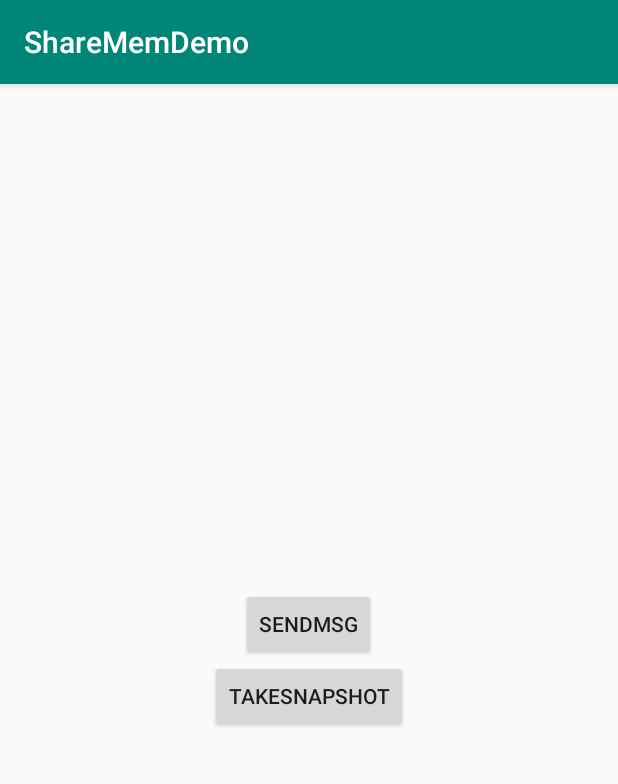
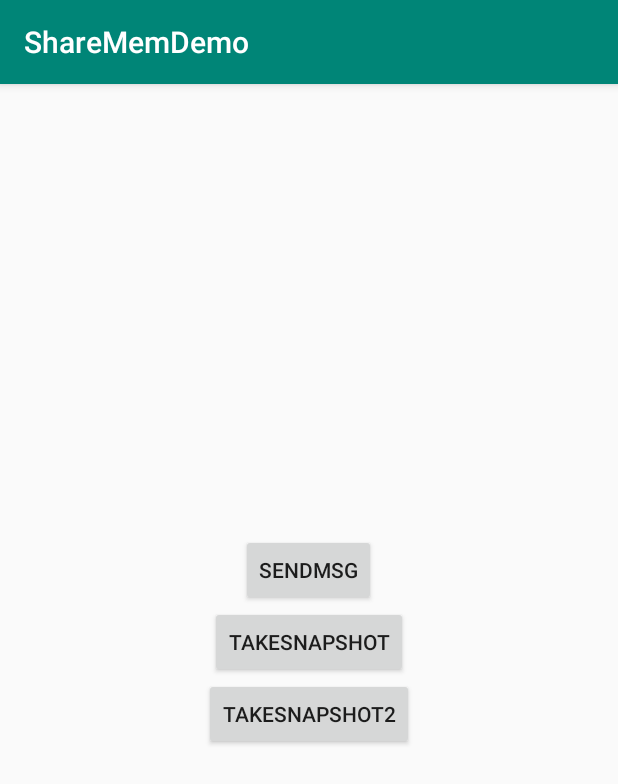
Before and after one commit to yifei8/ShareMemDemo, an Android app: the screen it shows after launch (MainActivity), on a phone screen of 412 x 824 dp. Shown: the top 784 px of the screen. Run offline under Robolectric (Android 15) with nearby library versions, the phone set to English and light mode, and no system bars; 1 statement that could not run was skipped.

```diff
--- a/app/src/main/java/com/vivo/hybrid/game/sharememdemo/MainActivity.java
+++ b/app/src/main/java/com/vivo/hybrid/game/sharememdemo/MainActivity.java
@@ -25,11 +25,9 @@ public class MainActivity extends AppCompatActivity implements View.OnClickListe
         super.onCreate(savedInstanceState);
         setContentView(R.layout.activity_main);
         iv = findViewById(R.id.iv);
-        Button btn_bind = findViewById(R.id.btn_send_msg);
-        Button btn_unbind = findViewById(R.id.btn_take_snapshot);
-        btn_bind.setOnClickListener(this);
-        btn_unbind.setOnClickListener(this);
-
+        findViewById(R.id.btn_send_msg).setOnClickListener(this);
+        findViewById(R.id.btn_take_snapshot).setOnClickListener(this);
+        findViewById(R.id.btn_take_snapshot2).setOnClickListener(this);
         client = MemFetchClient.getInstance();
 
         bind();
@@ -48,6 +46,17 @@ public class MainActivity extends AppCompatActivity implements View.OnClickListe
             client.sendTestMessageForCallback();
         } else if (id == R.id.btn_take_snapshot) {
             client.takeSnapshot(new MemFetchClient.OnTakeSnapshotCb() {
+                @Override
+                public void callback(Bitmap bitmap) {
+                    if (bitmap != null) {
+                        iv.setImageBitmap(bitmap);
+                    } else {
+                        Toast.makeText(MainActivity.this, "bitmap is null", Toast.LENGTH_LONG).show();
+                    }
+                }
+            });
+        } else if (id == R.id.btn_take_snapshot2) {
+            client.takeSnapshot2(new MemFetchClient.OnTakeSnapshotCb() {
                 @Override
                 public void callback(Bitmap bitmap) {
                     if (bitmap != null) {
--- a/app/src/main/java/com/vivo/hybrid/game/sharememdemo/utils/BitmapUtil.java
+++ b/app/src/main/java/com/vivo/hybrid/game/sharememdemo/utils/BitmapUtil.java
@@ -28,7 +28,7 @@ public class BitmapUtil {
         return baos.toByteArray();
     }
 
-    public static Bitmap Bytes2Bimap(byte[] b) {
+    public static Bitmap Bytes2Bitmap(byte[] b) {
         if (b.length != 0) {
             return BitmapFactory.decodeByteArray(b, 0, b.length);
         } else {
--- a/app/src/main/res/layout/activity_main.xml
+++ b/app/src/main/res/layout/activity_main.xml
@@ -3,14 +3,15 @@
     xmlns:tools="http://schemas.android.com/tools"
     android:layout_width="match_parent"
     android:layout_height="match_parent"
-    android:gravity="center"
+    android:gravity="center_horizontal"
     android:orientation="vertical"
     tools:context=".MainActivity">
 
     <ImageView
         android:id="@+id/iv"
-        android:layout_width="wrap_content"
-        android:layout_height="wrap_content"/>
+        android:layout_width="match_parent"
+        android:layout_height="300dp"
+        android:scaleType="centerCrop"/>
 
     <Button
         android:id="@+id/btn_send_msg"
@@ -23,5 +24,10 @@
         android:layout_width="wrap_content"
         android:layout_height="wrap_content"
         android:text="takesnapshot" />
+    <Button
+        android:id="@+id/btn_take_snapshot2"
+        android:layout_width="wrap_content"
+        android:layout_height="wrap_content"
+        android:text="takesnapshot2" />
 
 </LinearLayout>
```
Also changed, not shown: app/build.gradle (+4 -3 lines), app/src/main/java/com/vivo/hybrid/game/sharememdemo/client/MemFetchClient.java (+19 -6 lines), app/src/main/java/com/vivo/hybrid/game/sharememdemo/remote/MemFetchService.java (+9 -2 lines), app/src/main/java/com/vivo/hybrid/game/sharememdemo/remote/MemFetchStub.java (+3 -5 lines), app/src/main/java/com/vivo/hybrid/game/sharememdemo/utils/MemFileUtils.java (+1 -36 lines), app/src/main/res/drawable/aa.png (added), app/src/main/res/drawable/tt.png.
